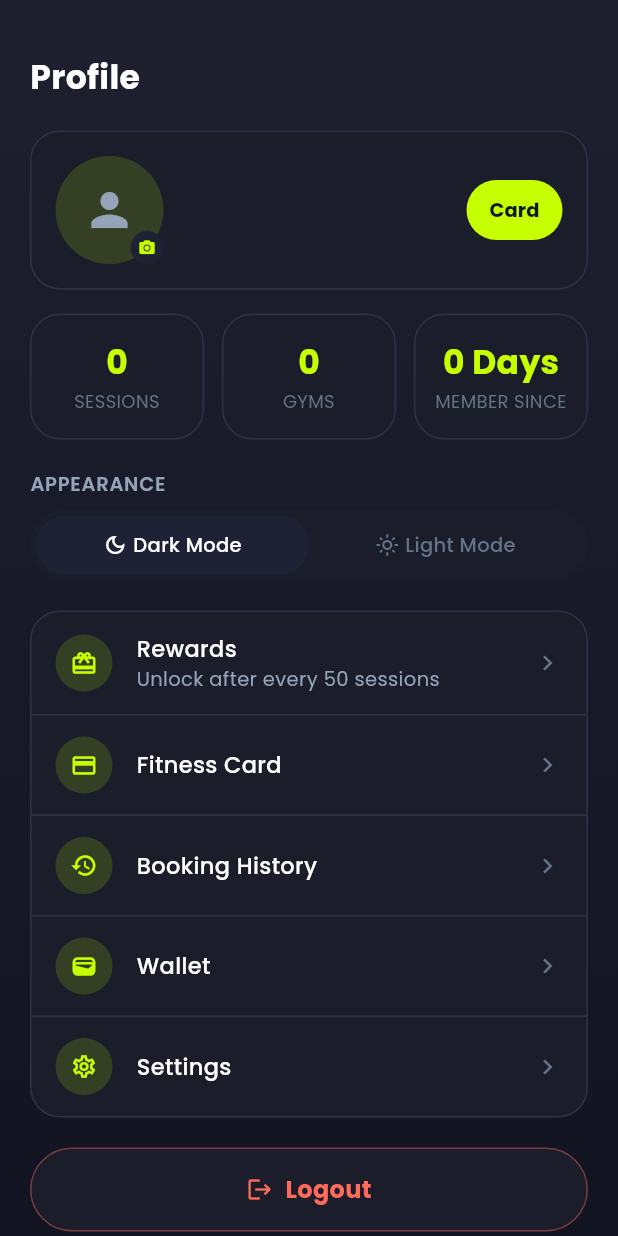
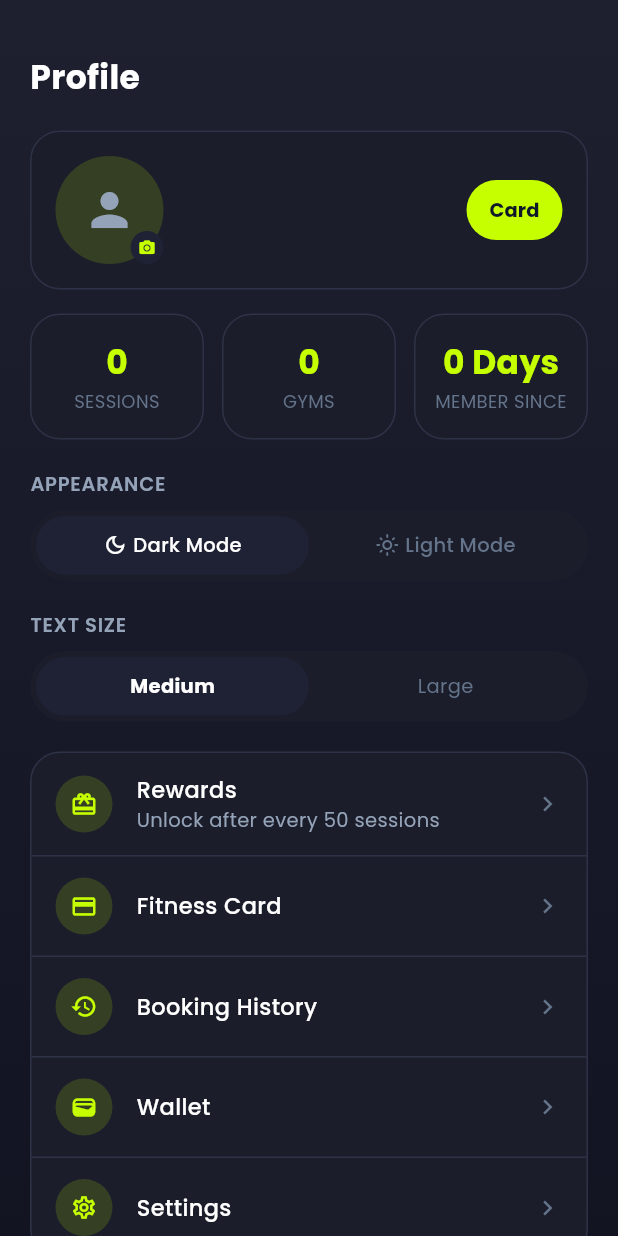
Before and after one commit to Techzoneindiapl/GymZ-User-App, a Flutter app: the ProfileScreen screen opened directly with empty values, on a phone screen of 412 x 824 dp. Run offline on Flutter 3.47's test engine with Material 3 defaults, Android fonts, the phone set to English and light mode, and no system bars; our stand-ins replace dio, flutter_riverpod, flutter_secure_storage, go_router, google_fonts, image_picker and 1 more; accounts and stored records are empty.

Commit message:
Added: Text Size Options

```diff
--- a/lib/core/theme/app_text_styles.dart
+++ b/lib/core/theme/app_text_styles.dart
@@ -6,66 +6,68 @@ import 'app_colors.dart';
 class AppTextStyles {
   AppTextStyles._();
 
+  static double textScaleFactor = 1.0;
+
   static TextStyle get _base => GoogleFonts.poppins();
 
   static TextStyle get displayLarge => _base.copyWith(
-        fontSize: 28,
+        fontSize: 28 * textScaleFactor,
         fontWeight: FontWeight.w800,
         color: AppColors.textPrimary,
         height: 1.2,
       );
 
   static TextStyle get displayMedium => _base.copyWith(
-        fontSize: 22,
+        fontSize: 22 * textScaleFactor,
         fontWeight: FontWeight.w700,
         color: AppColors.textPrimary,
       );
 
   static TextStyle get sectionTitle => _base.copyWith(
-        fontSize: 18,
+        fontSize: 18 * textScaleFactor,
         fontWeight: FontWeight.w700,
         color: AppColors.textPrimary,
       );
 
   static TextStyle get body => _base.copyWith(
-        fontSize: 15,
+        fontSize: 15 * textScaleFactor,
         fontWeight: FontWeight.w500,
         color: AppColors.textPrimary,
       );
 
   static TextStyle get bodySmall => _base.copyWith(
-        fontSize: 13,
+        fontSize: 13 * textScaleFactor,
         fontWeight: FontWeight.w400,
         color: AppColors.textSecondary,
       );
 
   static TextStyle get caption => _base.copyWith(
-        fontSize: 12,
+        fontSize: 12 * textScaleFactor,
         fontWeight: FontWeight.w400,
         color: AppColors.textMuted,
       );
 
   static TextStyle get label => _base.copyWith(
-        fontSize: 13,
+        fontSize: 13 * textScaleFactor,
         fontWeight: FontWeight.w600,
         color: AppColors.textSecondary,
         letterSpacing: 0.5,
       );
 
   static TextStyle get buttonLabel => _base.copyWith(
-        fontSize: 16,
+        fontSize: 16 * textScaleFactor,
         fontWeight: FontWeight.w700,
         color: AppColors.textOnPrimary,
       );
 
   static TextStyle get price => _base.copyWith(
-        fontSize: 18,
+        fontSize: 18 * textScaleFactor,
         fontWeight: FontWeight.w700,
         color: AppColors.primary,
       );
 
   static TextStyle get navLabel => _base.copyWith(
-        fontSize: 11,
+        fontSize: 11 * textScaleFactor,
         fontWeight: FontWeight.w500,
       );
 }
--- /dev/null
+++ b/lib/core/theme/text_size_provider.dart
@@ -0,0 +1,8 @@
+import 'package:flutter_riverpod/flutter_riverpod.dart';
+import 'package:flutter_riverpod/legacy.dart';
+
+enum TextSizeScale { medium, large }
+
+/// Provider that manages the active font scale size.
+/// Defaults to [TextSizeScale.medium].
+final textSizeProvider = StateProvider<TextSizeScale>((ref) => TextSizeScale.medium);
--- a/lib/features/profile/presentation/screens/profile_screen.dart
+++ b/lib/features/profile/presentation/screens/profile_screen.dart
@@ -4,6 +4,7 @@ import 'package:flutter/material.dart';
 import 'package:flutter_riverpod/flutter_riverpod.dart';
 
 import '../../../../core/theme/theme_provider.dart';
+import '../../../../core/theme/text_size_provider.dart';
 import '../../../../core/theme/app_colors.dart';
 import '../../../../core/theme/app_spacing.dart';
 import '../../../../core/theme/app_text_styles.dart';
@@ -168,6 +169,35 @@ class _ProfileScreenState extends ConsumerState<ProfileScreen> {
               ),
             ),
             const SizedBox(height: AppSpacing.xl),
+            // Text size toggle.
+            Text('TEXT SIZE', style: AppTextStyles.label),
+            const SizedBox(height: AppSpacing.sm),
+            Container(
+              padding: const EdgeInsets.all(4),
+              decoration: BoxDecoration(
+                color: AppColors.surfaceCard,
+                borderRadius: BorderRadius.circular(AppRadius.pill),
+              ),
+              child: Row(
+                children: [
+                  Expanded(
+                    child: _TextSizeToggleButton(
+                      label: 'Medium',
+                      isSelected: ref.watch(textSizeProvider) == TextSizeScale.medium,
+                      onTap: () => ref.read(textSizeProvider.notifier).state = TextSizeScale.medium,
+                    ),
+                  ),
+                  Expanded(
+                    child: _TextSizeToggleButton(
+                      label: 'Large',
+                      isSelected: ref.watch(textSizeProvider) == TextSizeScale.large,
+                      onTap: () => ref.read(textSizeProvider.notifier).state = TextSizeScale.large,
+                    ),
+                  ),
+                ],
+              ),
+            ),
+            const SizedBox(height: AppSpacing.xl),
             // Menu list.
             _MenuCard(
               items: [
@@ -271,6 +301,42 @@ class _ThemeToggleButton extends StatelessWidget {
   }
 }
 
+class _TextSizeToggleButton extends StatelessWidget {
+  const _TextSizeToggleButton({
+    required this.label,
+    required this.isSelected,
+    required this.onTap,
+  });
+
+  final String label;
+  final bool isSelected;
+  final VoidCallback onTap;
+
+  @override
+  Widget build(BuildContext context) {
+    return GestureDetector(
+      onTap: onTap,
+      child: AnimatedContainer(
+        duration: const Duration(milliseconds: 200),
+        padding: const EdgeInsets.symmetric(vertical: AppSpacing.sm + 2),
+        decoration: BoxDecoration(
+          color: isSelected ? AppColors.surfaceCardSolid : Colors.transparent,
+          borderRadius: BorderRadius.circular(AppRadius.pill),
+        ),
+        alignment: Alignment.center,
+        child: Text(
+          label,
+          style: AppTextStyles.body.copyWith(
+            fontSize: 13,
+            fontWeight: isSelected ? FontWeight.bold : FontWeight.normal,
+            color: isSelected ? AppColors.textPrimary : AppColors.textMuted,
+          ),
+        ),
+      ),
+    );
+  }
+}
+
 class _MenuCard extends StatelessWidget {
   const _MenuCard({required this.items});
   final List<_MenuItem> items;
--- a/lib/main.dart
+++ b/lib/main.dart
@@ -3,8 +3,10 @@ import 'package:flutter_riverpod/flutter_riverpod.dart';
 
 import 'core/router/app_router.dart';
 import 'core/theme/app_colors.dart';
+import 'core/theme/app_text_styles.dart';
 import 'core/theme/app_theme.dart';
 import 'core/theme/theme_provider.dart';
+import 'core/theme/text_size_provider.dart';
 
 void main() {
   runApp(const ProviderScope(child: GymzUserApp()));
@@ -18,6 +20,9 @@ class GymzUserApp extends ConsumerWidget {
     final themeMode = ref.watch(themeModeProvider);
     AppColors.isDark = themeMode == ThemeMode.dark;
 
+    final textSizeScale = ref.watch(textSizeProvider);
+    AppTextStyles.textScaleFactor = textSizeScale == TextSizeScale.large ? 1.25 : 1.0;
+
     return MaterialApp.router(
       title: 'GymZ',
       debugShowCheckedModeBanner: false,
```
